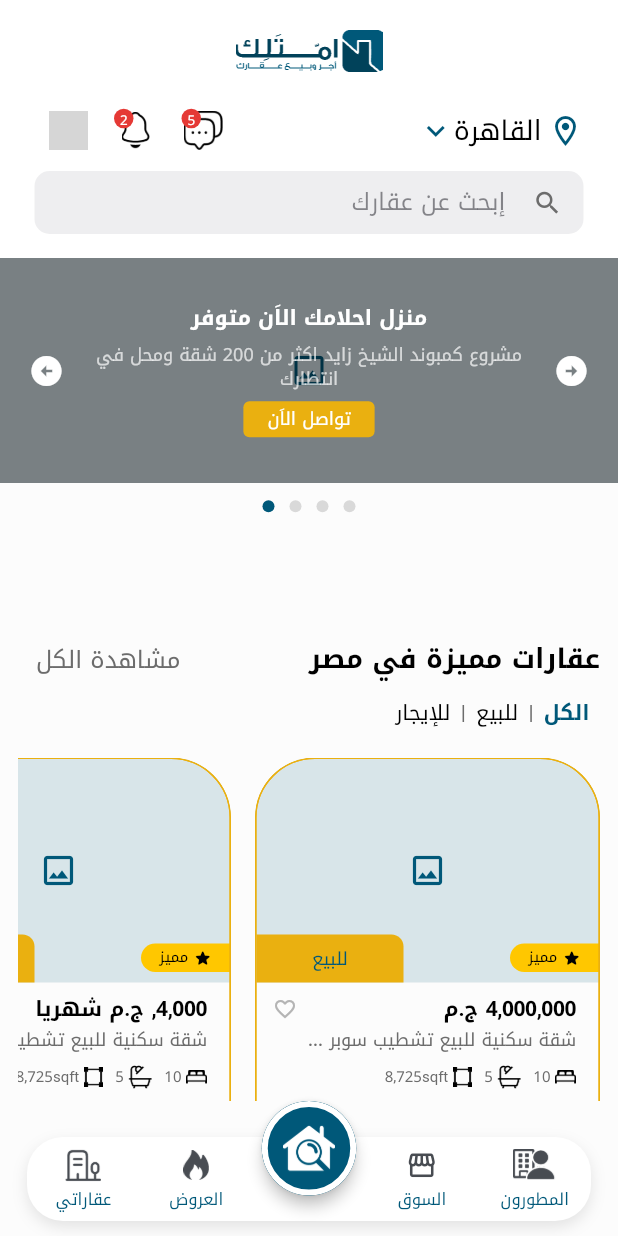
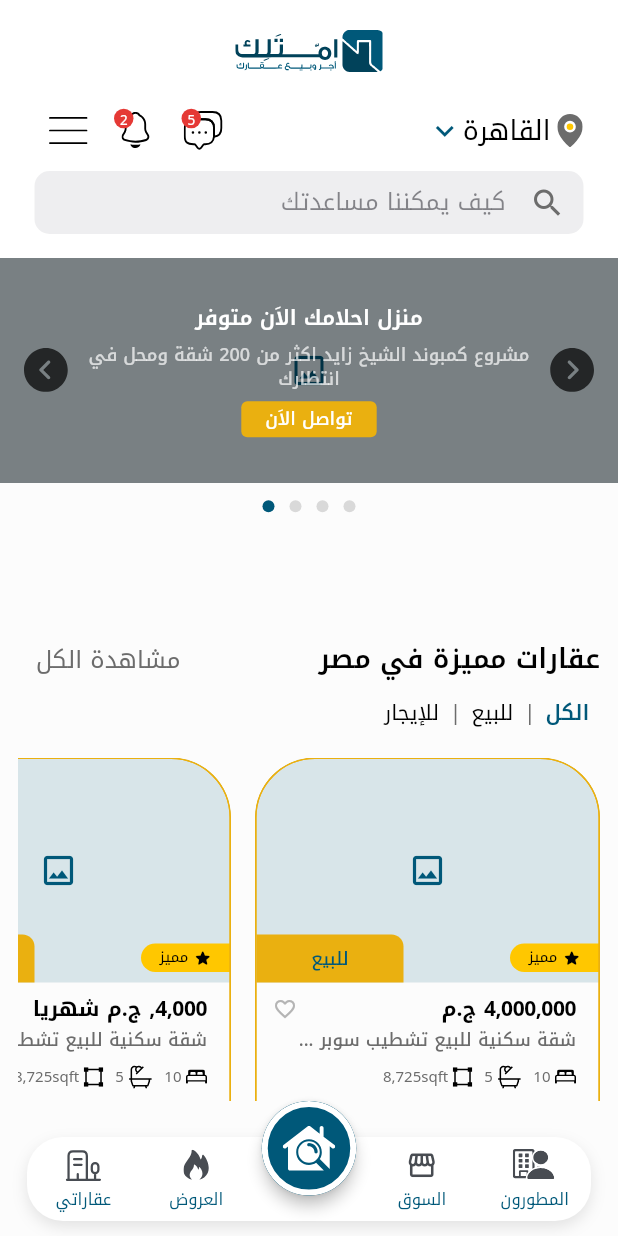
Before and after one commit to MostafaBorham/RamoTask, a Flutter app: the screen it shows after launch, on a phone screen of 412 x 824 dp. Run offline on Flutter 3.47's test engine with Material 3 defaults, Android fonts, the phone set to English and light mode, and no system bars; our stand-ins replace flutter_svg; project files that could hold a hidden picture were left out; grey boxes are pictures that could not be loaded.

Commit message:
Update home SVG assets, typography, and promotion sliders

```diff
--- a/lib/home_page.dart
+++ b/lib/home_page.dart
@@ -1,5 +1,6 @@
 import 'package:flutter/material.dart';
 import 'package:flutter/services.dart';
+import 'package:flutter_svg/flutter_svg.dart';
 
 /// The RTL home screen from the e-RAMO Figma design.
 ///
@@ -170,14 +171,25 @@ class _HomePageState extends State<HomePage> {
                     _header(),
                     _Promotion(
                       images: widget.images,
+                      backgroundImage: _livingRoom,
+                      slides: const [
+                        (
                           title: 'منزل احلامك الاَن متوفر',
                           subtitle:
                               'مشروع كمبوند الشيخ زايد اكثر من 200 شقة ومحل في انتظارك',
-                      primaryImage: _livingRoom,
-                      otherImages: const [
-                        _apartment,
-                        'مشروع-عقاري-في-اسطنبول-1',
-                        '2e224a5e112ca',
+                        ),
+                        (
+                          title: 'شقق سكنية في الشيخ زايد',
+                          subtitle: 'اكتشف الشقق المتاحة في كمبوند الشيخ زايد',
+                        ),
+                        (
+                          title: 'محلات في كمبوند الشيخ زايد',
+                          subtitle: 'تعرّف على المحلات المتاحة في المشروع',
+                        ),
+                        (
+                          title: 'اكتشف كمبوند الشيخ زايد',
+                          subtitle: 'تواصل معنا لمعرفة تفاصيل الشقق والمحلات',
+                        ),
                       ],
                       onContact: widget.onContact,
                     ),
@@ -194,14 +206,26 @@ class _HomePageState extends State<HomePage> {
                     const SizedBox(height: 80),
                     _Promotion(
                       images: widget.images,
+                      backgroundImage: _office,
+                      slides: const [
+                        (
                           title: 'مكتبك لازم يكون انيق',
                           subtitle:
                               'مشروع كمبوند الشيخ زايد اكثر من 200 مكتب ومحل في انتظارك',
-                      primaryImage: _office,
-                      otherImages: const [
-                        'مشروع-عقاري-في-اسطنبول-1',
-                        '2e224a5e112ca',
-                        _livingRoom,
+                        ),
+                        (
+                          title: 'مكاتب في الشيخ زايد',
+                          subtitle:
+                              'اكتشف المكاتب المتاحة في كمبوند الشيخ زايد',
+                        ),
+                        (
+                          title: 'محلات تناسب نشاطك',
+                          subtitle: 'تعرّف على المحلات المتاحة في الشيخ زايد',
+                        ),
+                        (
+                          title: 'اعرف تفاصيل المكاتب والمحلات',
+                          subtitle: 'تواصل معنا للاستفسار عن الوحدات المتاحة',
+                        ),
                       ],
                       onContact: widget.onContact,
                     ),
@@ -260,28 +284,20 @@ class _HomePageState extends State<HomePage> {
                 Expanded(
                   child: Align(
                     alignment: AlignmentDirectional.centerStart,
-                    child: PopupMenuButton<String>(
-                      tooltip: 'اختيار المدينة',
-                      initialValue: _city,
-                      onSelected: _selectCity,
-                      itemBuilder: (context) => [
-                        for (final (city, _) in _cities)
-                          PopupMenuItem(value: city, child: _Label(city)),
-                      ],
                     child: SizedBox(
                       height: 42,
                       child: Row(
                         mainAxisSize: MainAxisSize.min,
                         children: [
-                            const Icon(
-                              Icons.location_on_outlined,
-                              color: _blue,
+                          const _HomeAsset(
+                            'location-icon',
+                            width: 18,
+                            height: 22,
                           ),
                           const SizedBox(width: 4),
                           Flexible(child: _Label(_city, size: 18)),
                           const Icon(Icons.keyboard_arrow_down, color: _blue),
                         ],
-                        ),
                       ),
                     ),
                   ),
@@ -299,7 +315,7 @@ class _HomePageState extends State<HomePage> {
                   onPressed: widget.onNotifications,
                 ),
                 _HeaderAction(
-                  const _HomeAsset('menu-icon', width: 26, height: 26),
+                  const _HomeAsset('home/menu-icon', width: 26, height: 26),
                   'القائمة',
                   onPressed: widget.onMenu,
                 ),
@@ -311,16 +327,13 @@ class _HomePageState extends State<HomePage> {
               child: TextField(
                 textAlign: TextAlign.right,
                 textInputAction: TextInputAction.search,
-                style: const TextStyle(
-                  fontFamily: 'Noto Kufi Arabic',
-                  fontSize: 16,
-                ),
+                style: const TextStyle(fontSize: 16),
                 onChanged: (value) => setState(() => _query = value.trim()),
                 onSubmitted: (value) => widget.onSearch?.call(value.trim()),
                 decoration: InputDecoration(
-                  hintText: 'إبحث عن عقارك',
+                  hintText: 'كيف يمكننا مساعدتك',
                   hintStyle: const TextStyle(color: Color(0x993C3C43)),
-                  prefixIcon: const Icon(Icons.search, size: 20, color: _grey),
+                  prefixIcon: const Icon(Icons.search, size: 24, color: _grey),
                   filled: true,
                   fillColor: const Color(0x1F767680),
                   contentPadding: const EdgeInsets.symmetric(horizontal: 8),
@@ -491,7 +504,6 @@ class _Label extends StatelessWidget {
       textAlign: align,
       textDirection: direction,
       style: TextStyle(
-        fontFamily: 'Noto Kufi Arabic',
         fontSize: size,
         height: size <= 12 ? 16 / size : 1.33,
         letterSpacing: size >= 14 ? -0.3 : 0,
@@ -537,8 +549,8 @@ class _HomeAsset extends StatelessWidget {
 
   @override
   Widget build(BuildContext context) {
-    return Image.asset(
-      'assets/home/$name.png',
+    return SvgPicture.asset(
+      'assets/$name.svg',
       width: width,
       height: height,
       fit: BoxFit.contain,
@@ -636,10 +648,10 @@ class _Section extends StatelessWidget {
               ],
             ),
           ),
-          if (filters != null) filters!,
+          ?filters,
           SizedBox(height: filters == null ? 16 : 14),
           child,
-          if (footer != null) footer!,
+          ?footer,
         ],
       ),
     );
@@ -953,12 +965,7 @@ class _PropertyCard extends StatelessWidget {
                         color: Colors.black,
                       )
                     else
-                      Image.asset(
-                        'assets/buildings-icon.png',
-                        width: 13,
-                        height: 13,
-                        excludeFromSemantics: true,
-                      ),
+                      const _HomeAsset('buildings-icon', width: 13, height: 13),
                     const SizedBox(width: 3),
                     _Label(
                       listing.featured ? 'مميز' : 'مشروع',
@@ -1095,18 +1102,14 @@ class _IconLabel extends StatelessWidget {
 class _Promotion extends StatefulWidget {
   const _Promotion({
     required this.images,
-    required this.title,
-    required this.subtitle,
-    required this.primaryImage,
-    required this.otherImages,
+    required this.backgroundImage,
+    required this.slides,
     this.onContact,
   });
 
   final Map<String, ImageProvider<Object>> images;
-  final String title;
-  final String subtitle;
-  final String primaryImage;
-  final List<String> otherImages;
+  final String backgroundImage;
+  final List<({String title, String subtitle})> slides;
   final ValueChanged<String>? onContact;
 
   @override
@@ -1120,7 +1123,7 @@ class _PromotionState extends State<_Promotion> {
   void _goTo(int index) {
     if (!_pages.hasClients) return;
     _pages.animateToPage(
-      index % 4,
+      index % widget.slides.length,
       duration: const Duration(milliseconds: 260),
       curve: Curves.easeOut,
     );
@@ -1134,7 +1137,7 @@ class _PromotionState extends State<_Promotion> {
 
   @override
   Widget build(BuildContext context) {
-    final slides = [widget.primaryImage, ...widget.otherImages];
+    const arrow = _HomeAsset('home/slider-circle-icon', width: 30, height: 30);
     return Column(
       children: [
         SizedBox(
@@ -1143,43 +1146,38 @@ class _PromotionState extends State<_Promotion> {
             alignment: Alignment.center,
             children: [
               Positioned.fill(
+                child: _Photo(widget.backgroundImage, widget.images),
+              ),
+              const Positioned.fill(
+                child: ColoredBox(color: Color(0x70000000)),
+              ),
+              Positioned.fill(
                 child: PageView.builder(
                   controller: _pages,
-                  itemCount: slides.length,
+                  itemCount: widget.slides.length,
                   onPageChanged: (index) => setState(() => _page = index),
-                  itemBuilder: (context, index) =>
-                      _Photo(slides[index], widget.images),
-                ),
-              ),
-              const Positioned.fill(
-                child: IgnorePointer(
-                  child: ColoredBox(color: Color(0x70000000)),
-                ),
-              ),
-              Padding(
+                  itemBuilder: (context, index) {
+                    final slide = widget.slides[index];
+                    return Padding(
                       padding: const EdgeInsets.symmetric(horizontal: 54),
                       child: Column(
-                  mainAxisSize: MainAxisSize.min,
+                        mainAxisAlignment: MainAxisAlignment.center,
                         children: [
-                    IgnorePointer(
-                      child: _Label(
-                        widget.title,
+                          _Label(
+                            slide.title,
                             size: 14,
                             color: Colors.white,
                             maxLines: 2,
                             align: TextAlign.center,
                             weight: FontWeight.w600,
                           ),
-                    ),
                           const SizedBox(height: 7),
-                    IgnorePointer(
-                      child: _Label(
-                        widget.subtitle,
+                          _Label(
+                            slide.subtitle,
                             color: Colors.white70,
                             maxLines: 2,
                             align: TextAlign.center,
                             weight: FontWeight.w500,
-                      ),
                           ),
                           const SizedBox(height: 7),
                           Material(
@@ -1189,7 +1187,7 @@ class _PromotionState extends State<_Promotion> {
                               borderRadius: BorderRadius.circular(4),
                               onTap: widget.onContact == null
                                   ? null
-                            : () => widget.onContact!(widget.title),
+                                  : () => widget.onContact!(slide.title),
                               child: const Padding(
                                 padding: EdgeInsets.symmetric(
                                   horizontal: 16,
@@ -1205,16 +1203,16 @@ class _PromotionState extends State<_Promotion> {
                           ),
                         ],
                       ),
+                    );
+                  },
+                ),
               ),
               PositionedDirectional(
                 start: 7,
                 child: IconButton(
                   tooltip: 'السابق',
                   onPressed: () => _goTo(_page - 1),
-                  icon: const Icon(
-                    Icons.arrow_circle_right,
-                    color: Colors.white,
-                  ),
+                  icon: Transform.flip(flipX: true, child: arrow),
                 ),
               ),
               PositionedDirectional(
@@ -1222,27 +1220,29 @@ class _PromotionState extends State<_Promotion> {
                 child: IconButton(
                   tooltip: 'التالي',
                   onPressed: () => _goTo(_page + 1),
-                  icon: const Icon(
-                    Icons.arrow_circle_left,
-                    color: Colors.white,
-                  ),
+                  icon: arrow,
                 ),
               ),
             ],
           ),
         ),
         const SizedBox(height: 7),
-        _Dots(selected: _page, onSelected: _goTo),
+        _Dots(count: widget.slides.length, selected: _page, onSelected: _goTo),
       ],
     );
   }
 }
 
 class _Dots extends StatelessWidget {
-  const _Dots({required this.selected, required this.onSelected});
+  const _Dots({
+    required this.selected,
+    required this.onSelected,
+    this.count = 4,
+  });
 
   final int selected;
   final ValueChanged<int> onSelected;
+  final int count;
 
   @override
   Widget build(BuildContext context) {
@@ -1250,7 +1250,7 @@ class _Dots extends StatelessWidget {
       mainAxisAlignment: MainAxisAlignment.center,
       textDirection: TextDirection.ltr,
       children: [
-        for (var index = 0; index < 4; index++)
+        for (var index = 0; index < count; index++)
           Semantics(
             button: true,
             selected: index == selected,
```
Also changed, not shown: assets/fonts/noto-kufi-arabic/OFL.txt (added, +93 -0 lines), lib/main.dart (+1 -17 lines), pubspec.yaml (+26 -27 lines), assets/app-logo.svg, assets/buildings-icon.svg (added), assets/fonts/noto-kufi-arabic/NotoKufiArabic-Bold.ttf (added), assets/fonts/noto-kufi-arabic/NotoKufiArabic-Medium.ttf (added), assets/fonts/noto-kufi-arabic/NotoKufiArabic-Regular.ttf (added), assets/fonts/noto-kufi-arabic/NotoKufiArabic-SemiBold.ttf (added), assets/notification-icon.svg, pubspec.lock, 1 other file. Lines whose indentation alone changed are shown as unchanged.
